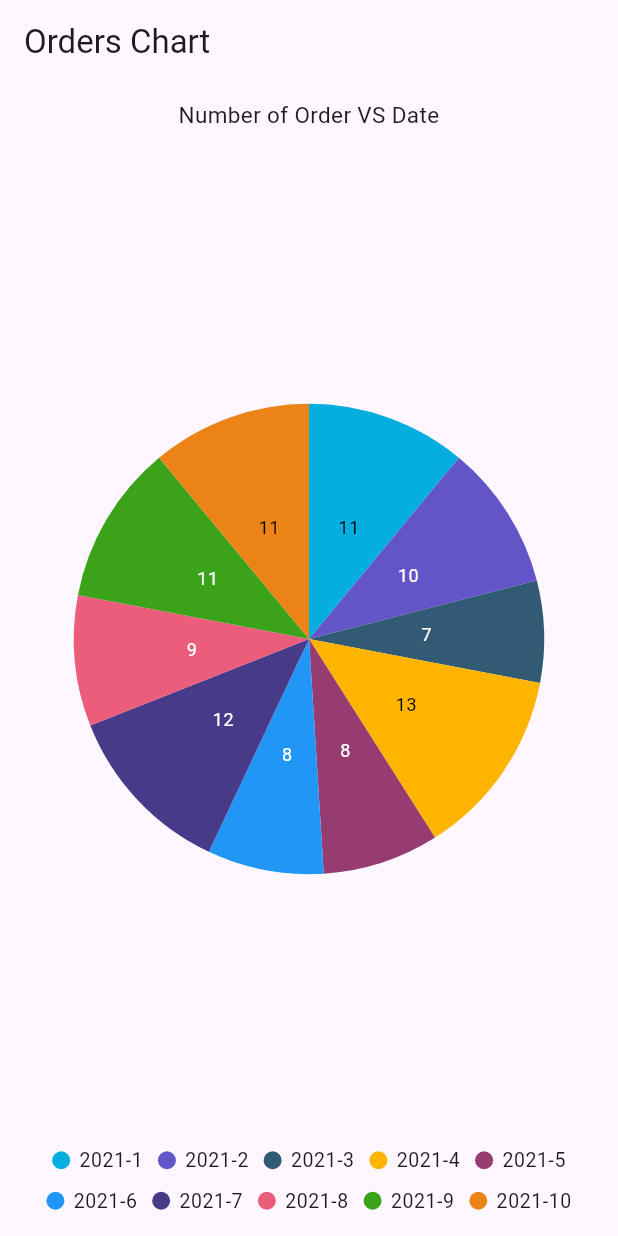
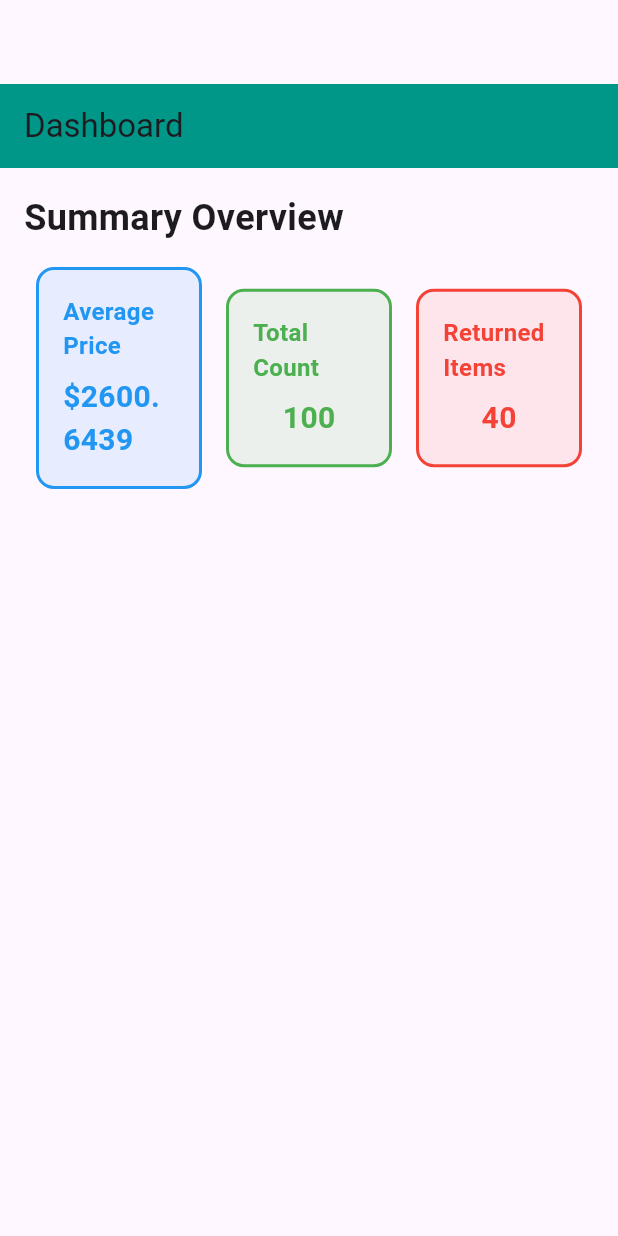
Before and after one commit to GithubUser18974/task, a Flutter app: the screen it shows after launch, on a phone screen of 412 x 824 dp. Run offline on Flutter 3.47's test engine with Material 3 defaults, Android fonts, the phone set to English and light mode, and no system bars; our stand-ins replace flutter_bloc, get_it, syncfusion_flutter_charts.

Commit message:
create basic ui for home screen summary

```diff
--- a/lib/features/orders/presentation/home/home_screen.dart
+++ b/lib/features/orders/presentation/home/home_screen.dart
@@ -1,7 +1,7 @@
 import 'package:flutter/material.dart';
 import 'package:flutter_bloc/flutter_bloc.dart';
-import 'package:task/config/config.dart';
 import 'package:task/di/di.dart';
+import 'package:task/features/orders/presentation/home/widgets/home_screen_view.dart';
 
 import 'manager/home_manager.dart';
 import 'manager/home_state.dart';
@@ -20,10 +20,7 @@ class HomeScreen extends StatelessWidget {
         child: BlocBuilder<HomeManager, HomeState>(
           builder: (context, state) {
             return (switch (state) {
-              (HomeDataState state) => Text(
-                  state.summary.avgPrice
-                      .toStringAsFixed(Config.onScreenDecimalPoint),
-                ),
+              (HomeDataState state) => HomeScreenView(summary: state.summary),
               (HomeFailure state) => Text(state.errorMessage.toString()),
               (_) => const Center(child: CircularProgressIndicator()),
             });
--- /dev/null
+++ b/lib/features/orders/presentation/home/widgets/home_screen_view.dart
@@ -0,0 +1,86 @@
+import 'package:flutter/material.dart';
+import 'package:task/config/config.dart';
+
+import '../../../logic/entity/summary.dart';
+
+class HomeScreenView extends StatelessWidget {
+  const HomeScreenView({super.key, required this.summary});
+  final OrderSummary summary;
+
+  @override
+  Widget build(BuildContext context) {
+    return Scaffold(
+      appBar: AppBar(
+        title: Text('Dashboard'),
+        backgroundColor: Colors.teal,
+      ),
+      body: Padding(
+        padding: const EdgeInsets.all(16.0),
+        child: Column(
+          crossAxisAlignment: CrossAxisAlignment.stretch,
+          children: [
+            // Header
+            Text(
+              'Summary Overview',
+              style: TextStyle(
+                fontSize: 24,
+                fontWeight: FontWeight.bold,
+              ),
+            ),
+            SizedBox(height: 16),
+
+            // Stats Row
+            Row(
+              mainAxisAlignment: MainAxisAlignment.spaceBetween,
+              children: [
+                _buildStatCard(
+                    'Average Price',
+                    '\$${summary.avgPrice.toStringAsFixed(Config.onScreenDecimalPoint)}',
+                    Colors.blue),
+                _buildStatCard(
+                    'Total Count', summary.totalCount.toString(), Colors.green),
+                _buildStatCard('Returned Items',
+                    summary.returnedCount.toString(), Colors.red),
+              ],
+            ),
+          ],
+        ),
+      ),
+    );
+  }
+
+  Widget _buildStatCard(String title, String value, Color color) {
+    return Expanded(
+      child: Container(
+        margin: const EdgeInsets.symmetric(horizontal: 8),
+        padding: const EdgeInsets.all(16),
+        decoration: BoxDecoration(
+          color: color.withOpacity(0.1),
+          borderRadius: BorderRadius.circular(12),
+          border: Border.all(color: color, width: 2),
+        ),
+        child: Column(
+          children: [
+            Text(
+              title,
+              style: TextStyle(
+                fontSize: 16,
+                fontWeight: FontWeight.bold,
+                color: color,
+              ),
+            ),
+            SizedBox(height: 8),
+            Text(
+              value,
+              style: TextStyle(
+                fontSize: 20,
+                fontWeight: FontWeight.bold,
+                color: color,
+              ),
+            ),
+          ],
+        ),
+      ),
+    );
+  }
+}
--- a/lib/features/orders/presentation/order_chart/order_chart_screen.dart
+++ b/lib/features/orders/presentation/order_chart/order_chart_screen.dart
@@ -22,26 +22,30 @@ class OrderChartScreen extends StatelessWidget {
         child: BlocBuilder<OrderChartManager, OrderChartState>(
           builder: (context, state) {
             return (switch (state) {
-              (OrderChartDataState state) => SfCircularChart(
+              (OrderChartDataState state) => SfCartesianChart(
                     tooltipBehavior: _tooltipBehavior,
                     title: const ChartTitle(text: 'Number of Order VS Date'),
                     legend: const Legend(
                         isVisible: true,
                         overflowMode: LegendItemOverflowMode.wrap),
-                  series: <CircularSeries>[
-                    PieSeries<OrderFilterResponse, String>(
+                    ///////////////////////////////////////////////////////
+                    primaryXAxis: CategoryAxis(),
+                    series: <LineSeries<OrderFilterResponse, num>>[
+                      LineSeries<OrderFilterResponse, num>(
+                        // Bind data source
                         dataSource: state.orders,
+
                         xValueMapper: (OrderFilterResponse response, _) =>
-                          response.date.year.toString() +
-                          "-" +
-                          response.date.month.toString(),
+                            response.date.month,
                         yValueMapper: (OrderFilterResponse response, _) =>
                             response.orders.length,
                         dataLabelSettings:
                             const DataLabelSettings(isVisible: true),
                       )
-                  ],
-                ),
+                    ]),
+
+              ///////////////////////////////////////////////////////////
+
               //   Text(
               //   state.orders
               //       .map((e) => "${e.date} : ${e.orders.length}")
--- a/lib/main.dart
+++ b/lib/main.dart
@@ -1,6 +1,6 @@
 import 'package:flutter/material.dart';
 import 'package:task/di/di.dart';
-import 'package:task/features/orders/presentation/order_chart/order_chart_screen.dart';
+import 'package:task/features/orders/presentation/home/home_screen.dart';
 
 void main() {
   configureDependencies();
@@ -21,7 +21,7 @@ class MyApp extends StatelessWidget {
         ),
         useMaterial3: true,
       ),
-      home: const OrderChartScreen(),
+      home: const HomeScreen(),
     );
   }
 }
```
Lines whose indentation alone changed are shown as unchanged.
